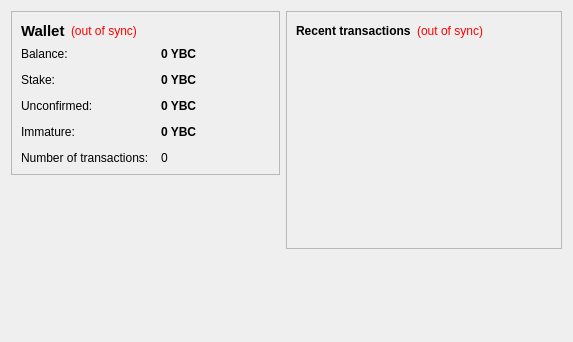
ybcoin/ybcoin, file src/qt/forms/overviewpage.ui: the form before one commit.
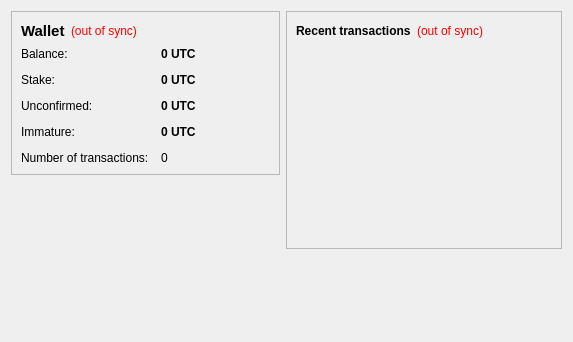
The form after the commit.

Patch:
```diff
--- a/src/qt/forms/overviewpage.ui
+++ b/src/qt/forms/overviewpage.ui
@@ -107,7 +107,7 @@
                <string>Your current balance</string>
               </property>
               <property name="text">
-               <string notr="true">0 YBC</string>
+               <string notr="true">0 UTC</string>
               </property>
               <property name="textInteractionFlags">
                <set>Qt::LinksAccessibleByMouse|Qt::TextSelectableByKeyboard|Qt::TextSelectableByMouse</set>
@@ -136,7 +136,7 @@
                <string>Total of coins that was staked, and do not yet count toward the current balance</string>
               </property>
               <property name="text">
-               <string notr="true">0 YBC</string>
+               <string notr="true">0 UTC</string>
               </property>
               <property name="textInteractionFlags">
                <set>Qt::LinksAccessibleByMouse|Qt::TextSelectableByKeyboard|Qt::TextSelectableByMouse</set>
@@ -165,7 +165,7 @@
                <string>Total of transactions that have yet to be confirmed, and do not yet count toward the current balance</string>
               </property>
               <property name="text">
-               <string notr="true">0 YBC</string>
+               <string notr="true">0 UTC</string>
               </property>
               <property name="textInteractionFlags">
                <set>Qt::LinksAccessibleByMouse|Qt::TextSelectableByKeyboard|Qt::TextSelectableByMouse</set>
@@ -191,7 +191,7 @@
                <string>Mined balance that has not yet matured</string>
               </property>
               <property name="text">
-               <string notr="true">0 YBC</string>
+               <string notr="true">0 UTC</string>
               </property>
               <property name="textInteractionFlags">
                <set>Qt::LinksAccessibleByMouse|Qt::TextSelectableByKeyboard|Qt::TextSelectableByMouse</set>
```
